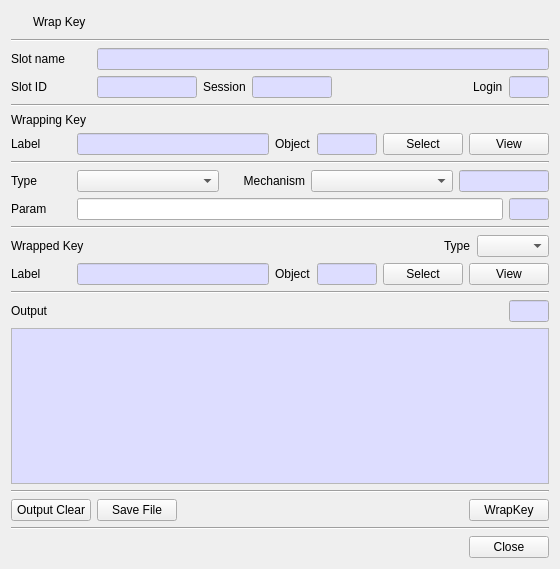
Above: CryptokiMan/wrap_key_dlg.ui from jykim74/CryptokiMan before the change. Below: the same form after it.
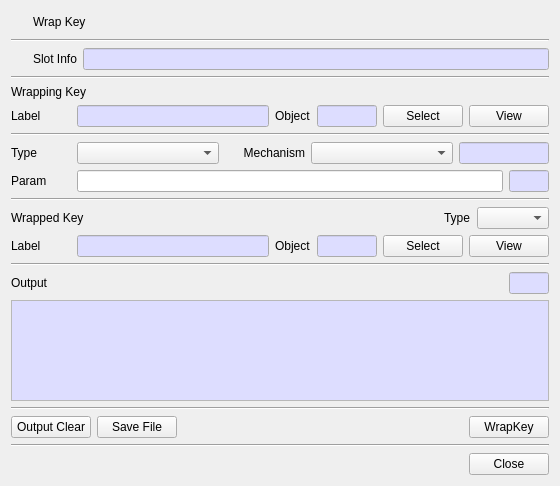
That is the form after the change. Icons and pictures are not drawn.

What changed in the file:
```diff
--- a/CryptokiMan/wrap_key_dlg.ui
+++ b/CryptokiMan/wrap_key_dlg.ui
@@ -7,7 +7,7 @@
     <x>0</x>
     <y>0</y>
     <width>560</width>
-    <height>569</height>
+    <height>486</height>
    </rect>
   </property>
   <property name="windowTitle">
@@ -63,249 +63,78 @@
      <property name="topMargin">
       <number>0</number>
      </property>
-     <item row="0" column="0">
+     <item row="0" column="2">
+      <widget class="QLineEdit" name="mSlotInfoText">
+       <property name="palette">
+        <palette>
+         <active>
+          <colorrole role="Base">
+           <brush brushstyle="SolidPattern">
+            <color alpha="255">
+             <red>221</red>
+             <green>221</green>
+             <blue>255</blue>
+            </color>
+           </brush>
+          </colorrole>
+         </active>
+         <inactive>
+          <colorrole role="Base">
+           <brush brushstyle="SolidPattern">
+            <color alpha="255">
+             <red>221</red>
+             <green>221</green>
+             <blue>255</blue>
+            </color>
+           </brush>
+          </colorrole>
+         </inactive>
+         <disabled/>
+        </palette>
+       </property>
+       <property name="readOnly">
+        <bool>true</bool>
+       </property>
+      </widget>
+     </item>
+     <item row="0" column="1">
       <widget class="QLabel" name="label">
        <property name="minimumSize">
         <size>
-         <width>80</width>
+         <width>0</width>
          <height>0</height>
         </size>
        </property>
        <property name="text">
-        <string>Slot name</string>
-       </property>
-      </widget>
-     </item>
-     <item row="0" column="1">
-      <widget class="QLineEdit" name="mSlotNameText">
-       <property name="palette">
-        <palette>
-         <active>
-          <colorrole role="Base">
-           <brush brushstyle="SolidPattern">
-            <color alpha="255">
-             <red>221</red>
-             <green>221</green>
-             <blue>255</blue>
-            </color>
-           </brush>
-          </colorrole>
-         </active>
-         <inactive>
-          <colorrole role="Base">
-           <brush brushstyle="SolidPattern">
-            <color alpha="255">
-             <red>221</red>
-             <green>221</green>
-             <blue>255</blue>
-            </color>
-           </brush>
-          </colorrole>
-         </inactive>
-         <disabled/>
-        </palette>
-       </property>
-       <property name="readOnly">
-        <bool>true</bool>
-       </property>
-      </widget>
-     </item>
-    </layout>
-   </item>
-   <item>
-    <layout class="QGridLayout" name="gridLayout_2">
-     <property name="topMargin">
-      <number>0</number>
-     </property>
-     <item row="0" column="1">
-      <widget class="QLineEdit" name="mSlotIDText">
-       <property name="maximumSize">
-        <size>
-         <width>100</width>
-         <height>16777215</height>
-        </size>
-       </property>
-       <property name="palette">
-        <palette>
-         <active>
-          <colorrole role="Base">
-           <brush brushstyle="SolidPattern">
-            <color alpha="255">
-             <red>221</red>
-             <green>221</green>
-             <blue>255</blue>
-            </color>
-           </brush>
-          </colorrole>
-         </active>
-         <inactive>
-          <colorrole role="Base">
-           <brush brushstyle="SolidPattern">
-            <color alpha="255">
-             <red>221</red>
-             <green>221</green>
-             <blue>255</blue>
-            </color>
-           </brush>
-          </colorrole>
-         </inactive>
-         <disabled>
-          <colorrole role="Base">
-           <brush brushstyle="SolidPattern">
-            <color alpha="255">
-             <red>240</red>
-             <green>240</green>
-             <blue>240</blue>
-            </color>
-           </brush>
-          </colorrole>
-         </disabled>
-        </palette>
-       </property>
-       <property name="readOnly">
-        <bool>true</bool>
-       </property>
-      </widget>
-     </item>
-     <item row="0" column="2">
-      <widget class="QLabel" name="label_4">
-       <property name="text">
-        <string>Session</string>
-       </property>
-      </widget>
-     </item>
-     <item row="0" column="6">
-      <widget class="QLineEdit" name="mLoginText">
-       <property name="maximumSize">
-        <size>
-         <width>40</width>
-         <height>16777215</height>
-        </size>
-       </property>
-       <property name="palette">
-        <palette>
-         <active>
-          <colorrole role="Base">
-           <brush brushstyle="SolidPattern">
-            <color alpha="255">
-             <red>221</red>
-             <green>221</green>
-             <blue>255</blue>
-            </color>
-           </brush>
-          </colorrole>
-         </active>
-         <inactive>
-          <colorrole role="Base">
-           <brush brushstyle="SolidPattern">
-            <color alpha="255">
-             <red>221</red>
-             <green>221</green>
-             <blue>255</blue>
-            </color>
-           </brush>
-          </colorrole>
-         </inactive>
-         <disabled>
-          <colorrole role="Base">
-           <brush brushstyle="SolidPattern">
-            <color alpha="255">
-             <red>240</red>
-             <green>240</green>
-             <blue>240</blue>
-            </color>
-           </brush>
-          </colorrole>
-         </disabled>
-        </palette>
-       </property>
-       <property name="readOnly">
-        <bool>true</bool>
-       </property>
-      </widget>
-     </item>
-     <item row="0" column="3">
-      <widget class="QLineEdit" name="mSessionText">
-       <property name="maximumSize">
-        <size>
-         <width>80</width>
-         <height>16777215</height>
-        </size>
-       </property>
-       <property name="palette">
-        <palette>
-         <active>
-          <colorrole role="Base">
-           <brush brushstyle="SolidPattern">
-            <color alpha="255">
-             <red>221</red>
-             <green>221</green>
-             <blue>255</blue>
-            </color>
-           </brush>
-          </colorrole>
-         </active>
-         <inactive>
-          <colorrole role="Base">
-           <brush brushstyle="SolidPattern">
-            <color alpha="255">
-             <red>221</red>
-             <green>221</green>
-             <blue>255</blue>
-            </color>
-           </brush>
-          </colorrole>
-         </inactive>
-         <disabled>
-          <colorrole role="Base">
-           <brush brushstyle="SolidPattern">
-            <color alpha="255">
-             <red>240</red>
-             <green>240</green>
-             <blue>240</blue>
-            </color>
-           </brush>
-          </colorrole>
-         </disabled>
-        </palette>
-       </property>
-       <property name="readOnly">
-        <bool>true</bool>
+        <string>Slot Info</string>
        </property>
       </widget>
      </item>
      <item row="0" column="0">
-      <widget class="QLabel" name="label_3">
+      <widget class="QPushButton" name="mSlotBtn">
        <property name="minimumSize">
         <size>
-         <width>80</width>
+         <width>16</width>
          <height>0</height>
         </size>
        </property>
-       <property name="text">
-        <string>Slot ID</string>
-       </property>
-      </widget>
-     </item>
-     <item row="0" column="5">
-      <widget class="QLabel" name="label_5">
-       <property name="text">
-        <string>Login</string>
-       </property>
-      </widget>
-     </item>
-     <item row="0" column="4">
-      <spacer name="horizontalSpacer">
-       <property name="orientation">
-        <enum>Qt::Horizontal</enum>
-       </property>
-       <property name="sizeHint" stdset="0">
+       <property name="maximumSize">
         <size>
-         <width>40</width>
-         <height>20</height>
+         <width>16</width>
+         <height>16777215</height>
         </size>
        </property>
-      </spacer>
+       <property name="text">
+        <string/>
+       </property>
+       <property name="icon">
+        <iconset resource="cryptokiman.qrc">
+         <normaloff>:/images/slot.png</normaloff>:/images/slot.png</iconset>
+       </property>
+       <property name="flat">
+        <bool>true</bool>
+       </property>
+      </widget>
      </item>
     </layout>
    </item>
```
Left out of the diff: 5 changed lines with no effect on the pictures.
